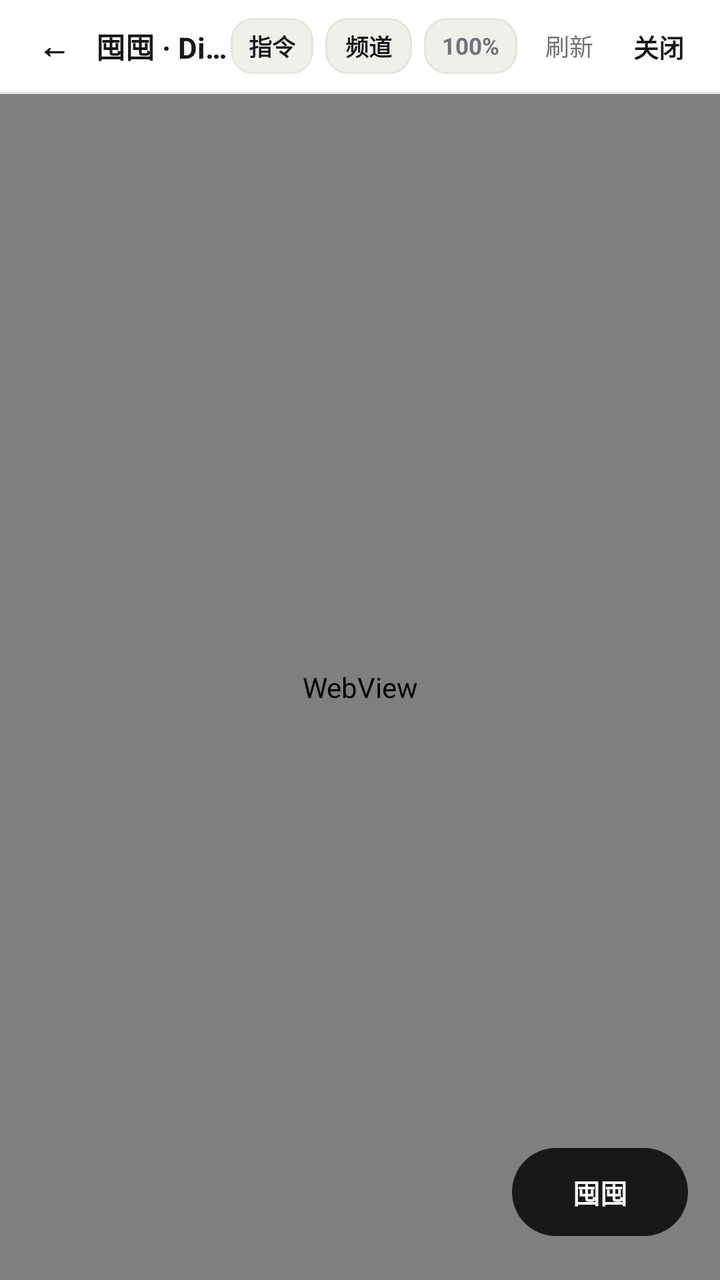
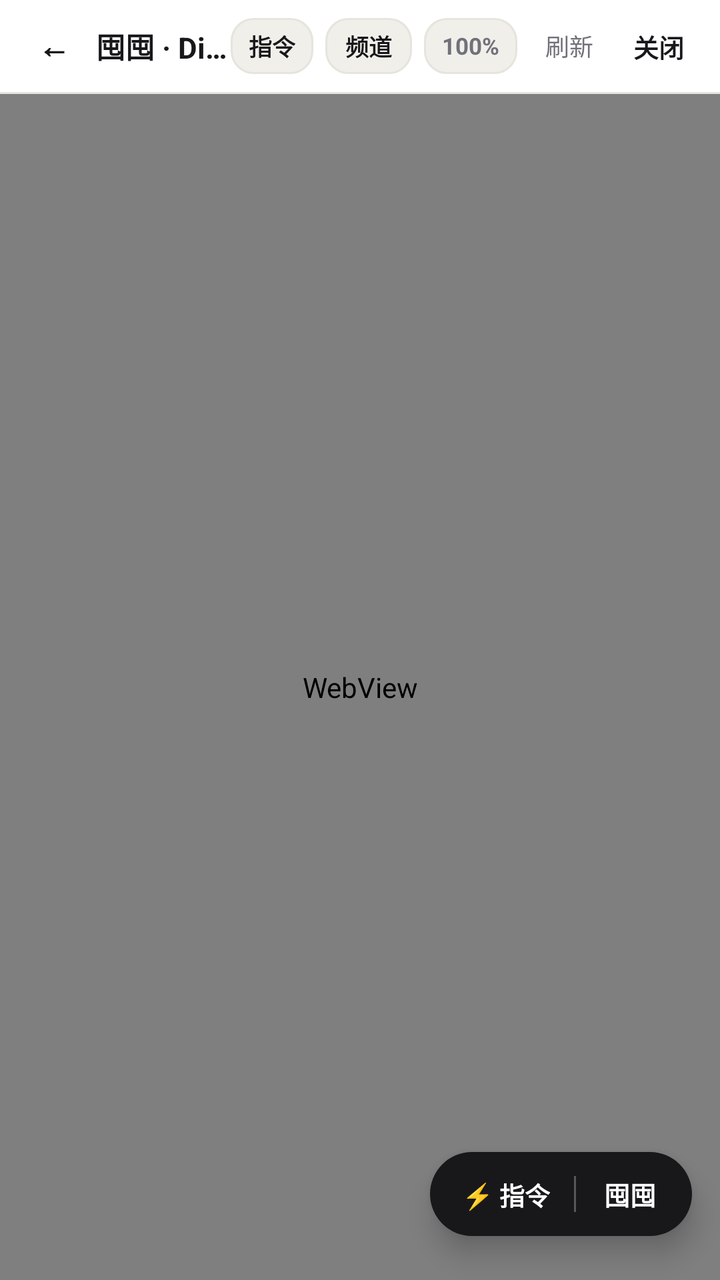

Before-and-after screenshots of an Android layout around one commit, followed by the original layout XML and the change that was made.
<!-- AndroidManifest.xml: application theme Theme.STThemeVault -->
<!-- res/layout/activity_discord_browser.xml -->
<?xml version="1.0" encoding="utf-8"?>
<LinearLayout xmlns:android="http://schemas.android.com/apk/res/android"
    xmlns:app="http://schemas.android.com/apk/res-auto"
    android:layout_width="match_parent"
    android:layout_height="match_parent"
    android:background="@color/bg"
    android:orientation="vertical">

    
    <LinearLayout
        android:layout_width="match_parent"
        android:layout_height="46dp"
        android:background="@color/surface"
        android:gravity="center_vertical"
        android:orientation="horizontal"
        android:paddingHorizontal="10dp">

        <TextView
            android:id="@+id/btnWebBack"
            android:layout_width="34dp"
            android:layout_height="34dp"
            android:clickable="true"
            android:focusable="true"
            android:gravity="center"
            android:text="←"
            android:textColor="@color/text_primary"
            android:textSize="16sp"
            android:textStyle="bold" />

        <TextView
            android:layout_width="0dp"
            android:layout_height="wrap_content"
            android:layout_marginStart="4dp"
            android:layout_weight="1"
            android:ellipsize="end"
            android:singleLine="true"
            android:text="囤囤 · Discord"
            android:textColor="@color/text_primary"
            android:textSize="14.5sp"
            android:textStyle="bold" />

        <TextView
            android:id="@+id/btnWebCommands"
            android:layout_width="wrap_content"
            android:layout_height="28dp"
            android:layout_marginEnd="6dp"
            android:background="@drawable/bg_input"
            android:clickable="true"
            android:focusable="true"
            android:gravity="center"
            android:paddingHorizontal="9dp"
            android:text="指令"
            android:textColor="@color/text_primary"
            android:textSize="11.5sp"
            android:textStyle="bold" />

        <TextView
            android:id="@+id/btnWebSidebar"
            android:layout_width="wrap_content"
            android:layout_height="28dp"
            android:layout_marginEnd="6dp"
            android:background="@drawable/bg_input"
            android:clickable="true"
            android:focusable="true"
            android:gravity="center"
            android:paddingHorizontal="10dp"
            android:text="频道"
            android:textColor="@color/text_primary"
            android:textSize="11.5sp"
            android:textStyle="bold" />

        <TextView
            android:id="@+id/btnWebZoom"
            android:layout_width="wrap_content"
            android:layout_height="28dp"
            android:layout_marginEnd="6dp"
            android:background="@drawable/bg_input"
            android:clickable="true"
            android:focusable="true"
            android:gravity="center"
            android:paddingHorizontal="9dp"
            android:text="100%"
            android:textColor="@color/text_muted"
            android:textSize="11.5sp"
            android:textStyle="bold" />

        <TextView
            android:id="@+id/btnWebReload"
            android:layout_width="wrap_content"
            android:layout_height="32dp"
            android:layout_marginEnd="4dp"
            android:clickable="true"
            android:focusable="true"
            android:gravity="center"
            android:paddingHorizontal="8dp"
            android:text="刷新"
            android:textColor="@color/text_muted"
            android:textSize="12sp" />

        <TextView
            android:id="@+id/btnWebClose"
            android:layout_width="wrap_content"
            android:layout_height="32dp"
            android:clickable="true"
            android:focusable="true"
            android:gravity="center"
            android:paddingHorizontal="8dp"
            android:text="关闭"
            android:textColor="@color/text_primary"
            android:textSize="12.5sp"
            android:textStyle="bold" />
    </LinearLayout>

    <View
        android:layout_width="match_parent"
        android:layout_height="1dp"
        android:background="@color/border" />

    
    <LinearLayout
        android:id="@+id/hoardProgressStrip"
        android:layout_width="match_parent"
        android:layout_height="wrap_content"
        android:background="@color/surface_2"
        android:gravity="center_vertical"
        android:orientation="horizontal"
        android:paddingHorizontal="14dp"
        android:paddingVertical="8dp"
        android:visibility="gone">

        <ProgressBar
            android:layout_width="15dp"
            android:layout_height="15dp"
            android:indeterminateTint="@color/text_primary" />

        <TextView
            android:id="@+id/tvHoardProgress"
            android:layout_width="0dp"
            android:layout_height="wrap_content"
            android:layout_marginStart="8dp"
            android:layout_weight="1"
            android:ellipsize="end"
            android:singleLine="true"
            android:text="正在囤入..."
            android:textColor="@color/text_primary"
            android:textSize="12sp" />
    </LinearLayout>

    
    <FrameLayout
        android:layout_width="match_parent"
        android:layout_height="0dp"
        android:layout_weight="1">

        <WebView
            android:id="@+id/webDiscord"
            android:layout_width="match_parent"
            android:layout_height="match_parent" />

        <ProgressBar
            android:id="@+id/pbWebLoading"
            android:layout_width="28dp"
            android:layout_height="28dp"
            android:layout_gravity="center"
            android:indeterminateTint="@color/text_muted" />

        <com.google.android.material.button.MaterialButton
            android:id="@+id/fabHoard"
            android:layout_width="wrap_content"
            android:layout_height="44dp"
            android:layout_gravity="bottom|end"
            android:layout_marginEnd="16dp"
            android:layout_marginBottom="22dp"
            android:elevation="8dp"
            android:insetTop="0dp"
            android:insetBottom="0dp"
            android:paddingHorizontal="18dp"
            android:text="囤囤"
            android:textColor="@color/on_accent"
            android:textSize="13.5sp"
            android:textStyle="bold"
            app:backgroundTint="@color/accent"
            app:cornerRadius="22dp" />
    </FrameLayout>

</LinearLayout>
<!-- resources referenced by this layout -->
<resources>
  <color name="accent">#18181B</color>
  <color name="bg">#F7F7F5</color>
  <color name="border">#E6E4DD</color>
  <color name="on_accent">#FFFFFF</color>
  <color name="surface">#FFFFFF</color>
  <color name="surface_2">#F0EFEA</color>
  <color name="text_muted">#71717A</color>
  <color name="text_primary">#18181B</color>
  <!-- drawable bg_input (drawable) -->
  <?xml version="1.0" encoding="utf-8"?>
  <shape xmlns:android="http://schemas.android.com/apk/res/android" android:shape="rectangle">
      <solid android:color="@color/surface_2" />
      <corners android:radius="11dp" />
      <stroke android:width="1dp" android:color="@color/border" />
  </shape>
  <style name="Theme.STThemeVault" parent="Theme.Material3.DayNight.NoActionBar">
          <item name="colorPrimary">@color/accent</item>
          <item name="colorOnPrimary">@color/on_accent</item>
          <item name="colorSecondary">@color/text_muted</item>
          <item name="colorSecondaryContainer">@color/surface_2</item>
          <item name="colorOnSecondaryContainer">@color/text_primary</item>
          <item name="colorSurface">@color/surface</item>
          <item name="colorOnSurface">@color/text_primary</item>
          <item name="colorSurfaceContainerHigh">@color/surface</item>
          <item name="colorOutline">@color/border</item>
          <item name="android:windowBackground">@color/bg</item>
          <item name="android:statusBarColor">@color/bg</item>
          <item name="android:navigationBarColor">@color/surface</item>
          <item name="android:windowLightStatusBar">true</item>
          <item name="android:windowLightNavigationBar" tools:targetApi="27">true</item>
      </style>
</resources>

<!-- the commit's change to res/layout/activity_discord_browser.xml (unified diff, before → after) -->
@@ -164,23 +164,51 @@
             android:layout_gravity="center"
             android:indeterminateTint="@color/text_muted" />
 
-        <com.google.android.material.button.MaterialButton
-            android:id="@+id/fabHoard"
-            android:layout_width="wrap_content"
-            android:layout_height="44dp"
+        
+        <LinearLayout
+            android:id="@+id/fabHoardDock"
+            android:layout_width="wrap_content"
+            android:layout_height="42dp"
             android:layout_gravity="bottom|end"
-            android:layout_marginEnd="16dp"
+            android:layout_marginEnd="14dp"
             android:layout_marginBottom="22dp"
+            android:background="@drawable/bg_dock_item_active"
             android:elevation="8dp"
-            android:insetTop="0dp"
-            android:insetBottom="0dp"
-            android:paddingHorizontal="18dp"
-            android:text="囤囤"
-            android:textColor="@color/on_accent"
-            android:textSize="13.5sp"
-            android:textStyle="bold"
-            app:backgroundTint="@color/accent"
-            app:cornerRadius="22dp" />
+            android:gravity="center_vertical"
+            android:orientation="horizontal"
+            android:paddingHorizontal="4dp">
+
+            <TextView
+                android:id="@+id/btnQuickCmd"
+                android:layout_width="wrap_content"
+                android:layout_height="match_parent"
+                android:ellipsize="end"
+                android:gravity="center"
+                android:maxWidth="120dp"
+                android:paddingHorizontal="12dp"
+                android:singleLine="true"
+                android:text="⚡ 指令"
+                android:textColor="@color/on_accent"
+                android:textSize="12.5sp"
+                android:textStyle="bold" />
+
+            <View
+                android:layout_width="1dp"
+                android:layout_height="18dp"
+                android:alpha="0.28"
+                android:background="@color/on_accent" />
+
+            <TextView
+                android:id="@+id/fabHoard"
+                android:layout_width="wrap_content"
+                android:layout_height="match_parent"
+                android:gravity="center"
+                android:paddingHorizontal="14dp"
+                android:text="囤囤"
+                android:textColor="@color/on_accent"
+                android:textSize="13sp"
+                android:textStyle="bold" />
+        </LinearLayout>
     </FrameLayout>
 
 </LinearLayout>
<!-- resource entries referenced after the edit -->
@@ -8,6 +8,12 @@
   <color name="surface_2">#F0EFEA</color>
   <color name="text_muted">#71717A</color>
   <color name="text_primary">#18181B</color>
+  <!-- drawable bg_dock_item_active (drawable) -->
+  <?xml version="1.0" encoding="utf-8"?>
+  <shape xmlns:android="http://schemas.android.com/apk/res/android" android:shape="rectangle">
+      <solid android:color="@color/accent" />
+      <corners android:radius="999dp" />
+  </shape>
   <!-- drawable bg_input (drawable) -->
   <?xml version="1.0" encoding="utf-8"?>
   <shape xmlns:android="http://schemas.android.com/apk/res/android" android:shape="rectangle">
